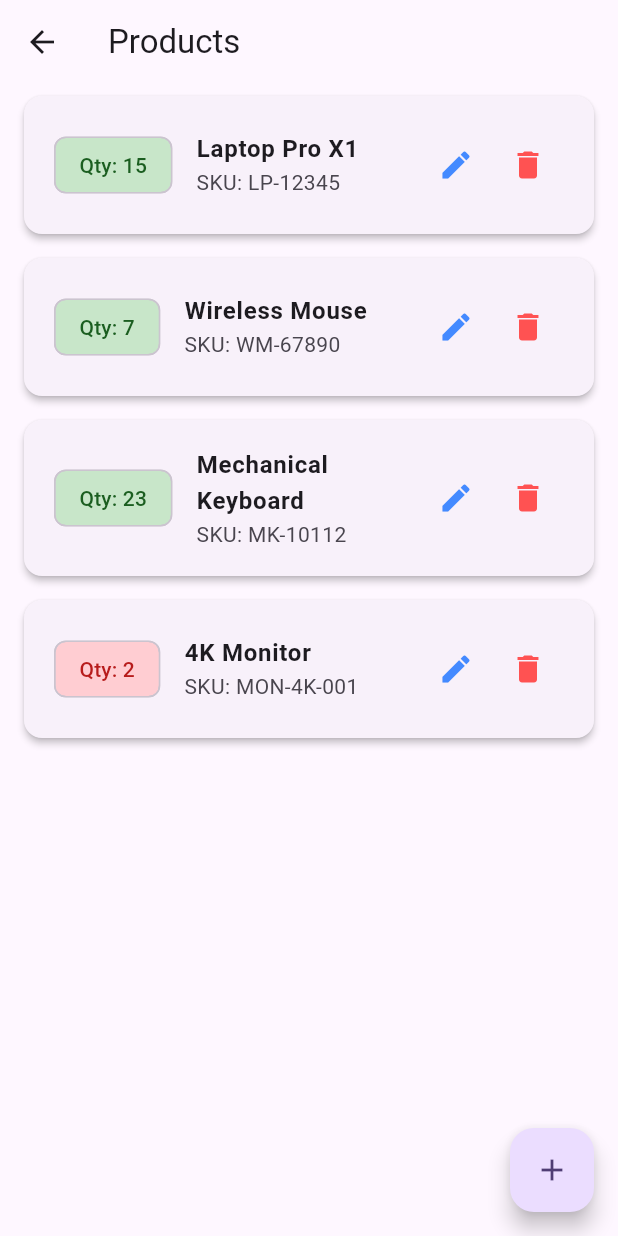
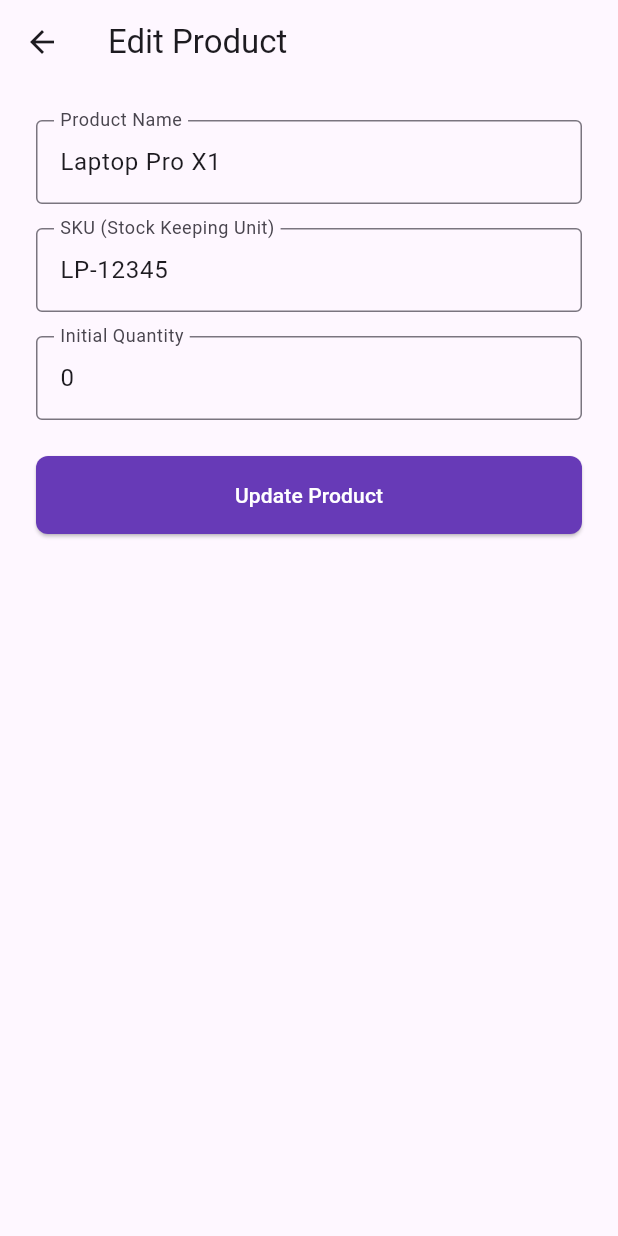
Before and after one commit to Azrof88/flutter-inventory-app, a Flutter app: the ProductListScreen screen opened directly with empty values, after a tap on the "edit" icon, on a phone screen of 412 x 824 dp. Run offline on Flutter 3.47's test engine with Material 3 defaults, Android fonts, the light colour scheme and no system bars; our stand-ins replace cloud_firestore, shared_preferences; accounts and stored records are empty; network calls fail.

Commit message:
feat: Implement full products UI with role-based actions and add/edit forms

```diff
--- /dev/null
+++ b/lib/data/models/dummy_product_model.dart
@@ -0,0 +1,8 @@
+// AZROF-NOTE: This is a temporary class for UI development.
+// MUBIN/MEHEDI: You will replace this with the real Product model from `lib/data/models/`
+class DummyProduct {
+  final String name;
+  final String sku;
+  final int quantity;
+  DummyProduct({required this.name, required this.sku, required this.quantity});
+}
--- a/lib/screens/products/add_edit_product_screen.dart
+++ b/lib/screens/products/add_edit_product_screen.dart
@@ -0,0 +1,132 @@
+import 'package:flutter/material.dart';
+import '../../data/models/dummy_product_model.dart'; // <-- USE THE SHARED MODEL
+
+
+
+class AddEditProductScreen extends StatefulWidget {
+  // If a product is passed, this screen is in 'Edit' mode.
+  // If it's null, the screen is in 'Add' mode.
+  final DummyProduct? product;
+
+  const AddEditProductScreen({super.key, this.product});
+
+  @override
+  State<AddEditProductScreen> createState() => _AddEditProductScreenState();
+}
+
+class _AddEditProductScreenState extends State<AddEditProductScreen> {
+  final _formKey = GlobalKey<FormState>();
+  late TextEditingController _nameController;
+  late TextEditingController _skuController;
+  late TextEditingController _quantityController;
+
+  // This boolean determines the UI text and save logic.
+  late bool _isEditing;
+
+  @override
+  void initState() {
+    super.initState();
+    _isEditing = widget.product != null;
+
+    // Pre-fill the form fields if we are editing an existing product.
+    _nameController = TextEditingController(text: widget.product?.name ?? '');
+    _skuController = TextEditingController(text: widget.product?.sku ?? '');
+    // For simplicity, we'll just use a placeholder for quantity in the dummy UI.
+    _quantityController = TextEditingController(text: '0');
+  }
+
+  @override
+  void dispose() {
+    _nameController.dispose();
+    _skuController.dispose();
+    _quantityController.dispose();
+    super.dispose();
+  }
+
+  void _onSave() {
+    // First, validate the form.
+    if (_formKey.currentState!.validate()) {
+      // MUBIN-TODO: Implement the save logic here.
+      // You will need to create a `ProductService` (similar to AuthService).
+      // Inside that service, you'll have methods like `addProduct` and `updateProduct`.
+      // Your logic here will look like this:
+      /*
+      if (_isEditing) {
+        // Call the update method from your service
+        ProductService.instance.updateProduct(
+          id: widget.product!.id, // You'll need an ID for the real product
+          name: _nameController.text,
+          sku: _skuController.text,
+          quantity: int.parse(_quantityController.text),
+        );
+      } else {
+        // Call the add method from your service
+        ProductService.instance.addProduct(
+          name: _nameController.text,
+          sku: _skuController.text,
+          quantity: int.parse(_quantityController.text),
+        );
+      }
+      */
+
+      // MEHEDI-TODO: Your task will be to replace Mubin's dummy `ProductService`
+      // methods with real calls to Firestore to add or update documents in the
+      // 'products' collection.
+
+      // After the logic is done, we navigate back.
+      Navigator.of(context).pop();
+    }
+  }
+
+  @override
+  Widget build(BuildContext context) {
+    return Scaffold(
+      appBar: AppBar(
+        // The title dynamically changes based on the mode.
+        title: Text(_isEditing ? 'Edit Product' : 'Add New Product'),
+      ),
+      body: SingleChildScrollView(
+        padding: const EdgeInsets.all(24.0),
+        child: Form(
+          key: _formKey,
+          child: Column(
+            crossAxisAlignment: CrossAxisAlignment.stretch,
+            children: [
+              TextFormField(
+                controller: _nameController,
+                decoration: const InputDecoration(labelText: 'Product Name', border: OutlineInputBorder()),
+                validator: (value) => value!.isEmpty ? 'Please enter a product name' : null,
+              ),
+              const SizedBox(height: 16),
+              TextFormField(
+                controller: _skuController,
+                decoration: const InputDecoration(labelText: 'SKU (Stock Keeping Unit)', border: OutlineInputBorder()),
+                validator: (value) => value!.isEmpty ? 'Please enter a SKU' : null,
+              ),
+              const SizedBox(height: 16),
+              TextFormField(
+                controller: _quantityController,
+                decoration: const InputDecoration(labelText: 'Initial Quantity', border: OutlineInputBorder()),
+                keyboardType: TextInputType.number,
+                validator: (value) {
+                  if (value == null || value.isEmpty) return 'Please enter a quantity';
+                  if (int.tryParse(value) == null || int.parse(value) < 0) {
+                    return 'Please enter a valid non-negative number';
+                  }
+                  return null;
+                },
+              ),
+              const SizedBox(height: 24),
+              ElevatedButton(
+                onPressed: _onSave,
+                style: ElevatedButton.styleFrom(padding: const EdgeInsets.symmetric(vertical: 16)),
+                // The button text also changes dynamically.
+                child: Text(_isEditing ? 'Update Product' : 'Add Product'),
+              ),
+            ],
+          ),
+        ),
+      ),
+    );
+  }
+}
--- a/lib/screens/products/product_list_screen.dart
+++ b/lib/screens/products/product_list_screen.dart
@@ -1,15 +1,9 @@
 import 'package:flutter/material.dart';
 import '../../data/models/user_model.dart';
-// MUBIN/MEHEDI-NOTE: This will eventually be replaced with the real Product model
-// import '../../data/models/product_model.dart';
+import 'add_edit_product_screen.dart'; // <-- IMPORT THE NEW SCREEN
+import '../../data/models/dummy_product_model.dart'; // <-- USE THE SHARED MODEL
 
-// A simple local class for dummy data. This makes the code cleaner.
-class _DummyProduct {
-  final String name;
-  final String sku;
-  final int quantity;
-  _DummyProduct({required this.name, required this.sku, required this.quantity});
-}
+
 
 class ProductListScreen extends StatelessWidget {
   final UserRole userRole;
@@ -21,11 +15,11 @@ class ProductListScreen extends StatelessWidget {
     // --- DUMMY DATA ---
     // MEHEDI-TODO: This hardcoded list will be replaced by a real-time stream
     // from your Firestore 'products' collection. You'll use a StreamBuilder here.
-    final List<_DummyProduct> products = [
-      _DummyProduct(name: 'Laptop Pro X1', sku: 'LP-12345', quantity: 15),
-      _DummyProduct(name: 'Wireless Mouse', sku: 'WM-67890', quantity: 7),
-      _DummyProduct(name: 'Mechanical Keyboard', sku: 'MK-10112', quantity: 23),
-      _DummyProduct(name: '4K Monitor', sku: 'MON-4K-001', quantity: 2),
+    final List<DummyProduct> products = [
+      DummyProduct(name: 'Laptop Pro X1', sku: 'LP-12345', quantity: 15),
+      DummyProduct(name: 'Wireless Mouse', sku: 'WM-67890', quantity: 7),
+      DummyProduct(name: 'Mechanical Keyboard', sku: 'MK-10112', quantity: 23),
+      DummyProduct(name: '4K Monitor', sku: 'MON-4K-001', quantity: 2),
     ];
 
     return Scaffold(
@@ -34,7 +28,7 @@ class ProductListScreen extends StatelessWidget {
         // The AppBar is styled consistently with the rest of the app
       ),
       body: ListView.builder(
-        itemCount: products.length,
+       itemCount: products.length,
         itemBuilder: (context, index) {
           final product = products[index];
           return Card(
@@ -45,20 +39,23 @@ class ProductListScreen extends StatelessWidget {
               contentPadding: const EdgeInsets.symmetric(horizontal: 20, vertical: 10),
               title: Text(product.name, style: const TextStyle(fontWeight: FontWeight.bold)),
               subtitle: Text('SKU: ${product.sku}'),
-              // We use a Chip to display quantity, which looks professional
               leading: Chip(
                 label: Text('Qty: ${product.quantity}'),
                 backgroundColor: product.quantity < 5 ? Colors.red.shade100 : Colors.green.shade100,
                 labelStyle: TextStyle(color: product.quantity < 5 ? Colors.red.shade900 : Colors.green.shade900),
               ),
-              trailing: _buildActionButtons(context),
+              // The call to _buildActionButtons now correctly passes the specific 'product'
+              // for this list item.
+              trailing: _buildActionButtons(context, product),
             ),
           );
         },
       ),
       floatingActionButton: FloatingActionButton(
         onPressed: () {
-          // TODO: Navigate to the add new product screen
+          Navigator.of(context).push(
+            MaterialPageRoute(builder: (context) => const AddEditProductScreen()),
+          );
         },
         child: const Icon(Icons.add),
       ),
@@ -67,7 +64,7 @@ class ProductListScreen extends StatelessWidget {
 
   // This private method dynamically builds the action buttons.
   // This is a clean way to separate the UI logic.
-  Widget _buildActionButtons(BuildContext context) {
+  Widget _buildActionButtons(BuildContext context, DummyProduct product) {
     return Row(
       mainAxisSize: MainAxisSize.min,
       children: [
@@ -77,7 +74,12 @@ class ProductListScreen extends StatelessWidget {
           icon: const Icon(Icons.edit, color: Colors.blueAccent),
           tooltip: 'Edit Product',
           onPressed: () {
-            // TODO: Navigate to an edit product screen
+            // Navigate to the screen in 'Edit' mode, passing the product data.
+            Navigator.of(context).push(
+              MaterialPageRoute(
+                builder: (context) => AddEditProductScreen(product: product),
+              ),
+            );
           },
         ),
 
```
